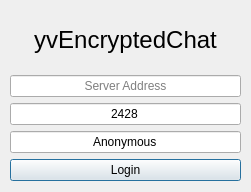
yvbbrjdr/yvEP, file yvEncryptedChat/logindialog.ui: the form before one commit.
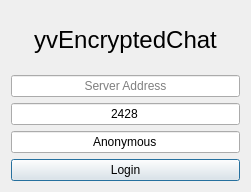
The form after the commit.

Commit message: Reorganize logindialog

Patch:
```diff
--- a/yvEncryptedChat/logindialog.ui
+++ b/yvEncryptedChat/logindialog.ui
@@ -10,30 +10,9 @@
     <height>192</height>
    </rect>
   </property>
-  <property name="minimumSize">
-   <size>
-    <width>251</width>
-    <height>192</height>
-   </size>
-  </property>
-  <property name="maximumSize">
-   <size>
-    <width>251</width>
-    <height>192</height>
-   </size>
-  </property>
   <property name="windowTitle">
    <string>Login</string>
   </property>
-  <widget class="QWidget" name="verticalLayoutWidget">
-   <property name="geometry">
-    <rect>
-     <x>10</x>
-     <y>10</y>
-     <width>231</width>
-     <height>171</height>
-    </rect>
-   </property>
    <layout class="QVBoxLayout" name="verticalLayout">
     <item>
      <widget class="QLabel" name="TitleLabel">
@@ -106,7 +85,6 @@
      </widget>
     </item>
    </layout>
-  </widget>
  </widget>
  <resources/>
  <connections/>
```
Lines whose indentation alone changed are shown as unchanged.
